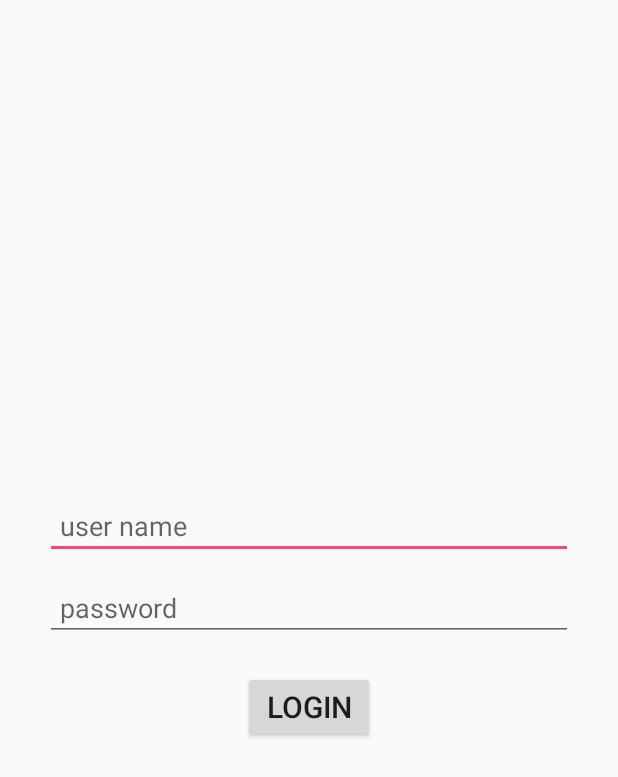
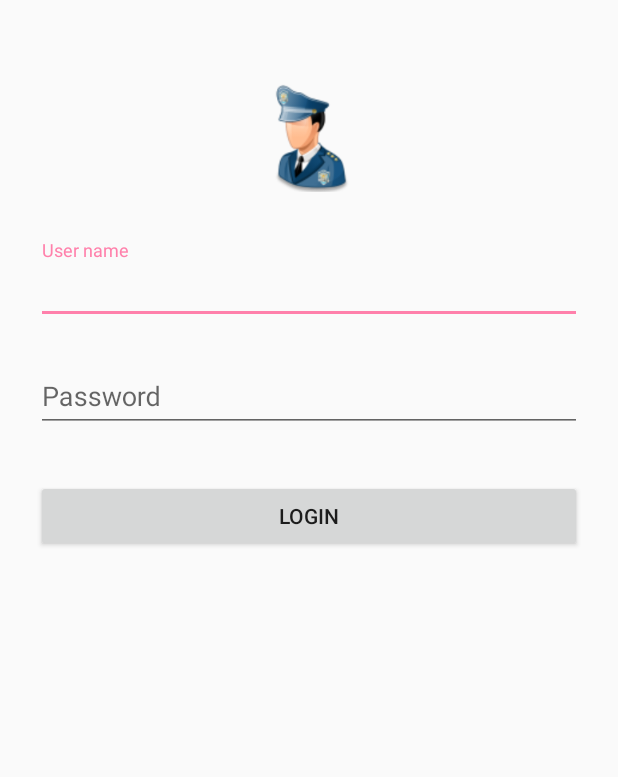
Before and after one commit to bdcosta07/EmergencyService, an Android app: the layout activity_admin.xml on its own in the app's theme, with its tools: preview values and no code run, on a phone screen of 412 x 824 dp. Shown: the top 777 px of the screen. Run offline under Robolectric (Android 15) with nearby library versions, the phone set to English and light mode, and no system bars.

Commit message:
Material theme implementation and Materialize the login screen

```diff
--- a/app/build.gradle
+++ b/app/build.gradle
@@ -23,4 +23,5 @@ dependencies {
     compile fileTree(dir: 'libs', include: ['*.jar'])
     testCompile 'junit:junit:4.12'
     compile 'com.android.support:appcompat-v7:24.0.0'
+    compile 'com.android.support:design:24.0.0'
 }
--- a/app/src/main/AndroidManifest.xml
+++ b/app/src/main/AndroidManifest.xml
@@ -9,7 +9,7 @@
         android:icon="@mipmap/ic_launcher"
         android:label="@string/app_name"
         android:supportsRtl="true"
-        android:theme="@style/AppTheme">
+        android:theme="@style/ESTheme">
         <activity android:name=".Activity.MainActivity">
             <intent-filter>
                 <action android:name="android.intent.action.MAIN" />
--- a/app/src/main/res/layout/activity_admin.xml
+++ b/app/src/main/res/layout/activity_admin.xml
@@ -2,49 +2,49 @@
 <LinearLayout xmlns:android="http://schemas.android.com/apk/res/android"
     android:orientation="vertical"
     android:layout_width="match_parent"
-    android:layout_height="match_parent"
-    android:gravity="center"
-    android:padding="10dp">
+    android:layout_height="wrap_content"
+    android:paddingTop="56dp"
+    android:paddingLeft="24dp"
+    android:paddingRight="24dp">
 
-    <LinearLayout
-        android:layout_width="fill_parent"
-        android:layout_height="wrap_content"
-        android:layout_gravity="center"
-        android:orientation="vertical"
-        android:paddingLeft="20dp"
-        android:paddingRight="20dp">
+    <ImageView android:src="@drawable/police"
+        android:layout_width="wrap_content"
+        android:layout_height="72dp"
+        android:layout_marginBottom="24dp"
+        android:layout_gravity="center_horizontal" />
 
+        <android.support.design.widget.TextInputLayout
+            android:layout_width="match_parent"
+            android:layout_height="wrap_content"
+            android:layout_marginTop="8dp"
+            android:layout_marginBottom="8dp">
+            <EditText android:id="@+id/txtUserName"
+                android:layout_width="match_parent"
+                android:layout_height="wrap_content"
+                android:inputType="text"
+                android:hint="User name" />
+        </android.support.design.widget.TextInputLayout>
 
-        <EditText
-            android:id="@+id/txtUserName"
+        <android.support.design.widget.TextInputLayout
+            android:layout_width="match_parent"
+            android:layout_height="wrap_content"
+            android:layout_marginTop="8dp"
+            android:layout_marginBottom="8dp">
+            <EditText android:id="@+id/txtPassword"
+                android:layout_width="match_parent"
+                android:layout_height="wrap_content"
+                android:inputType="textPassword"
+                android:hint="Password"/>
+        </android.support.design.widget.TextInputLayout>
+
+        <!-- Login Button -->
+
+        <android.support.v7.widget.AppCompatButton
+            android:id="@+id/btnLogin"
             android:layout_width="fill_parent"
             android:layout_height="wrap_content"
-            android:layout_marginBottom="10dp"
-            android:hint="user name"
-            android:inputType="text"
-            android:padding="10dp"
-            android:singleLine="true" />
-
-        <EditText
-            android:id="@+id/txtPassword"
-            android:layout_width="match_parent"
-            android:layout_height="wrap_content"
-            android:layout_marginBottom="10dp"
-            android:hint="password"
-            android:inputType="textPassword"
-            android:padding="10dp"
-            android:singleLine="true"/>
-        <!-- Login Button -->
-
-        <Button
-            android:id="@+id/btnLogin"
-            android:layout_width="wrap_content"
-            android:layout_height="wrap_content"
-            android:layout_marginTop="10dp"
+            android:layout_marginTop="24dp"
             android:onClick="btnLogin"
-            android:layout_gravity="center"
-            android:textSize="20sp"
+            android:padding="12dp"
             android:text="Login" />
-    </LinearLayout>
-
 </LinearLayout>
--- /dev/null
+++ b/app/src/main/res/values-v21/styles.xml
@@ -0,0 +1,10 @@
+<?xml version="1.0" encoding="utf-8"?>
+<resources>
+    <style name="ESTheme" parent="ESTheme.Base">
+        <item name="android:windowContentTransitions">true</item>
+        <item name="android:windowAllowEnterTransitionOverlap">true</item>
+        <item name="android:windowAllowReturnTransitionOverlap">true</item>
+        <item name="android:windowSharedElementEnterTransition">@android:transition/move</item>
+        <item name="android:windowSharedElementExitTransition">@android:transition/move</item>
+    </style>
+</resources>
--- a/app/src/main/res/values/colors.xml
+++ b/app/src/main/res/values/colors.xml
@@ -1,6 +1,9 @@
 <?xml version="1.0" encoding="utf-8"?>
 <resources>
-    <color name="colorPrimary">#3F51B5</color>
-    <color name="colorPrimaryDark">#303F9F</color>
-    <color name="colorAccent">#FF4081</color>
+    <color name="colorPrimary">#F50057</color>
+    <color name="colorPrimaryDark">#C51162</color>
+    <color name="textColorPrimary">#FFFFFF</color>
+    <color name="windowBackground">#FFFFFF</color>
+    <color name="navigationBarColor">#000000</color>
+    <color name="colorAccent">#FF80AB</color>
 </resources>
--- a/app/src/main/res/values/styles.xml
+++ b/app/src/main/res/values/styles.xml
@@ -1,8 +1,13 @@
 <resources>
 
     <!-- Base application theme. -->
-    <style name="AppTheme" parent="Theme.AppCompat.Light.DarkActionBar">
-        <!-- Customize your theme here. -->
+    <style name="ESTheme" parent="ESTheme.Base">
+
+    </style>
+
+    <style name="ESTheme.Base" parent="Theme.AppCompat.Light.DarkActionBar">
+        <item name="windowNoTitle">true</item>
+        <item name="windowActionBar">false</item>
         <item name="colorPrimary">@color/colorPrimary</item>
         <item name="colorPrimaryDark">@color/colorPrimaryDark</item>
         <item name="colorAccent">@color/colorAccent</item>
```
Also changed, not shown: 1 other file.
